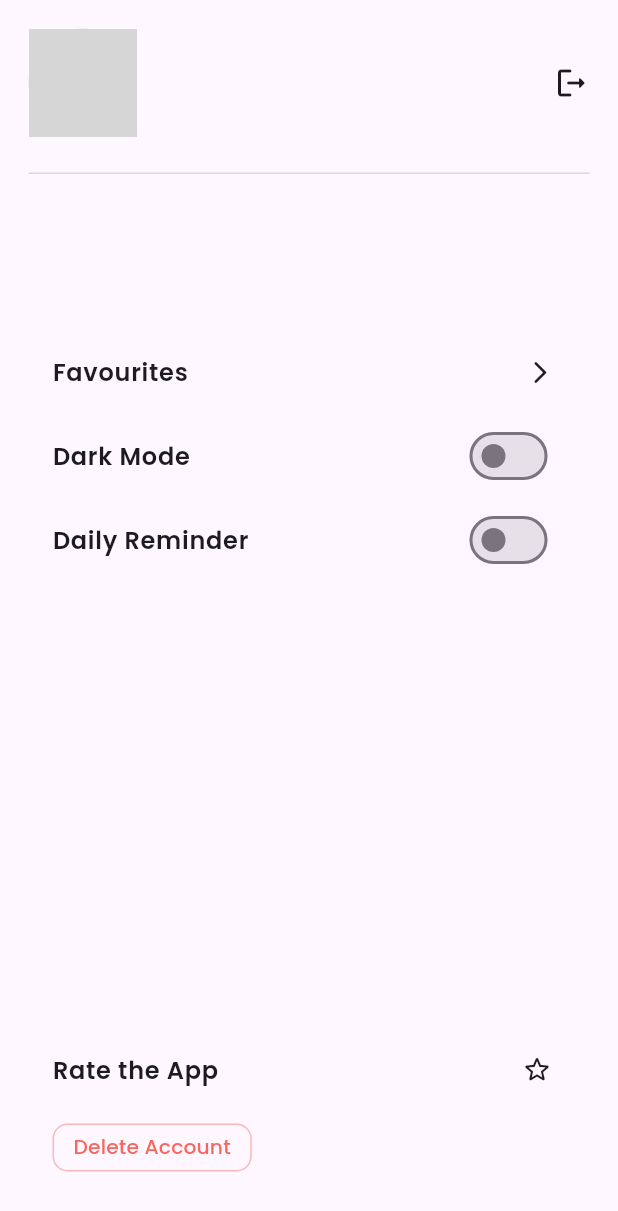
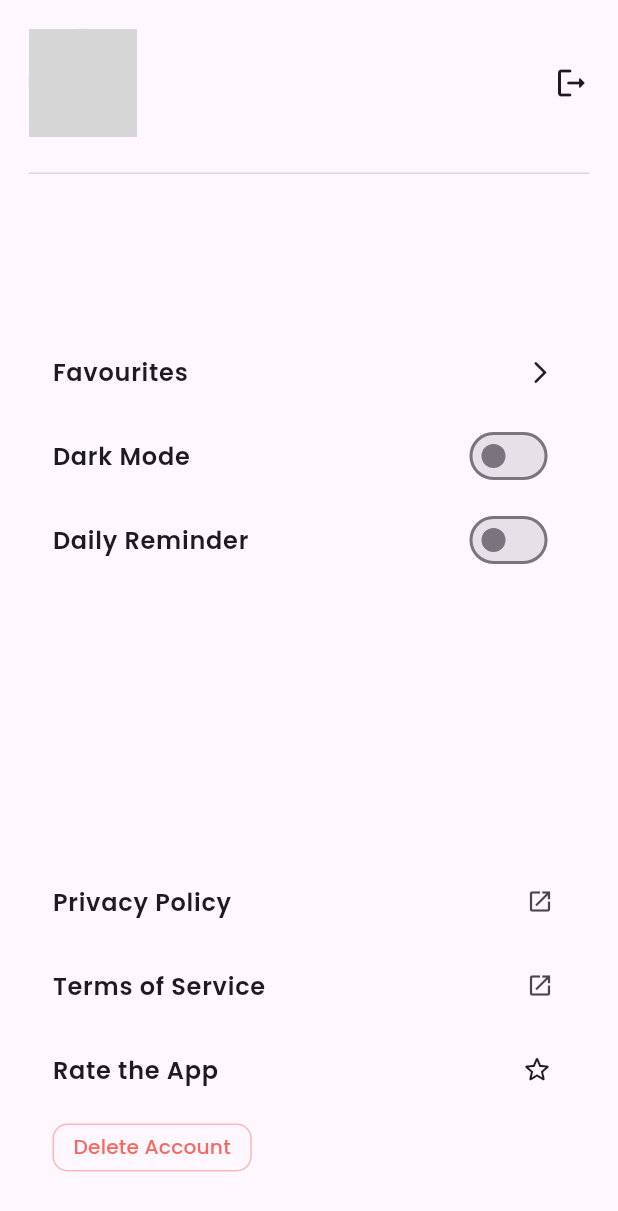
Before and after one commit to IsmailAbdirahman/talam, a Flutter app: the ProfileScreen screen opened directly, on a phone screen of 412 x 824 dp. Shown: the top 1211 px of the screen. Run offline on Flutter 3.47's test engine with Material 3 defaults, Android fonts, the phone set to English and light mode, and no system bars; our stand-ins replace auto_size_text, awesome_notifications, flutter_riverpod, freezed_annotation, go_router, google_fonts and 8 more; missing offline and left inert: gal; accounts and stored records are empty; generated files the repository leaves out were written again; network calls fail; grey boxes are pictures that could not be loaded.

Commit message:
added privecy and terms

```diff
--- a/lib/features/profile/presentation/screen/profile.dart
+++ b/lib/features/profile/presentation/screen/profile.dart
@@ -8,6 +8,7 @@ import 'package:talam/features/common/provider/theme_notifier.dart';
 import 'package:talam/features/fav/presentation/screen/fav.dart';
 import 'package:talam/features/notification/notification_service.dart';
 import 'package:talam/features/profile/presentation/widgets/delete_account_dialog.dart';
+import 'package:url_launcher/url_launcher.dart';
 
 class ProfileScreen extends ConsumerWidget {
   const ProfileScreen({super.key});
@@ -223,7 +224,12 @@ class ProfileScreen extends ConsumerWidget {
 
             Column(
               crossAxisAlignment: CrossAxisAlignment.start,
-              children: [RatingApp(), DeleteButton()],
+              children: [
+                PrivacyPolicy(),
+                TermsofService(),
+                RatingApp(),
+                DeleteButton(),
+              ],
             ),
           ],
         ),
@@ -318,3 +324,57 @@ class DeleteButton extends StatelessWidget {
     );
   }
 }
+
+class PrivacyPolicy extends StatelessWidget {
+  const PrivacyPolicy({super.key});
+
+  @override
+  Widget build(BuildContext context) {
+    return ListTile(
+      title: Text(
+        'Privacy Policy',
+        style: GoogleFonts.poppins(
+          fontSize: 16,
+          fontWeight: FontWeight.w600,
+          color: Theme.of(context).colorScheme.onSurface,
+        ),
+      ),
+      trailing: const Icon(Icons.open_in_new, size: 18),
+      onTap: () {
+        launchUrl(
+          Uri.parse(
+            'https://ismailabdirahman.github.io/talam-legal/privacy.html',
+          ),
+          mode: LaunchMode.externalApplication,
+        );
+      },
+    );
+  }
+}
+
+class TermsofService extends StatelessWidget {
+  const TermsofService({super.key});
+
+  @override
+  Widget build(BuildContext context) {
+    return ListTile(
+      title: Text(
+        'Terms of Service',
+        style: GoogleFonts.poppins(
+          fontSize: 16,
+          fontWeight: FontWeight.w600,
+          color: Theme.of(context).colorScheme.onSurface,
+        ),
+      ),
+      trailing: const Icon(Icons.open_in_new, size: 18),
+      onTap: () {
+        launchUrl(
+          Uri.parse(
+            'https://ismailabdirahman.github.io/talam-legal/terms.html',
+          ),
+          mode: LaunchMode.externalApplication,
+        );
+      },
+    );
+  }
+}
```
Also changed, not shown: lib/features/auth/presentation/screens/login_screen.dart (+46 -5 lines).
